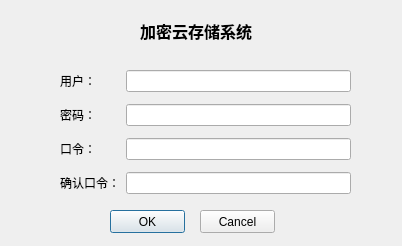
Above: CloudSys_Qt/login.ui from songzhj/CloudSys before the change. Below: the same form after it.
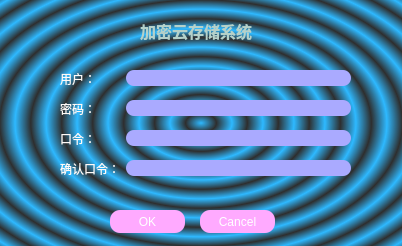
That is the form after the change.

Commit message:
修复了注册程序的BUG; 修改了一些界面元素;
修复了注册程序的客户端从服务端取返回值时会取的一次空值的BUG.
修改了登录界面UI, 添加了一些QSS样式.

```diff
--- a/CloudSys_Qt/login.ui
+++ b/CloudSys_Qt/login.ui
@@ -19,6 +19,15 @@
   <property name="windowTitle">
    <string>登录界面</string>
   </property>
+  <property name="styleSheet">
+   <string notr="true">QDialog{
+background-color: qradialgradient(spread:repeat, cx:0.5, cy:0.5, radius:0.077, fx:0.5, fy:0.5, stop:0 rgba(0, 169, 255, 147), stop:0.497326 rgba(0, 0, 0, 147), stop:1 rgba(0, 169, 255, 147));
+color:rgb(144, 254, 255);
+}
+*{
+color:rgb(255, 255, 255);
+}</string>
+  </property>
   <property name="windowFilePath">
    <string/>
   </property>
@@ -42,6 +51,12 @@
      <bold>true</bold>
     </font>
    </property>
+   <property name="layoutDirection">
+    <enum>Qt::LeftToRight</enum>
+   </property>
+   <property name="styleSheet">
+    <string notr="true">QLabel{ color:rgb(181, 209, 202)}</string>
+   </property>
    <property name="text">
     <string>加密云存储系统</string>
    </property>
@@ -64,6 +79,9 @@
     </property>
     <item row="0" column="0">
      <widget class="QLabel" name="label">
+      <property name="styleSheet">
+       <string notr="true">QLabel{color:rgb(255, 250, 247)}</string>
+      </property>
       <property name="text">
        <string>用户：</string>
       </property>
@@ -71,6 +89,15 @@
     </item>
     <item row="0" column="1">
      <widget class="QLineEdit" name="user">
+      <property name="styleSheet">
+       <string notr="true">QLineEdit{
+background-color: rgb(170, 170, 255);
+alternate-background-color: rgb(0, 0, 0);
+border-width:1px;
+border-radius:8px;
+color: rgb(255, 255, 255);
+}</string>
+      </property>
       <property name="maxLength">
        <number>20</number>
       </property>
@@ -78,6 +105,9 @@
     </item>
     <item row="1" column="0">
      <widget class="QLabel" name="label_2">
+      <property name="styleSheet">
+       <string notr="true">QLabel{color:rgb(255, 250, 247)}</string>
+      </property>
       <property name="text">
        <string>密码：</string>
       </property>
@@ -91,6 +121,15 @@
       <property name="autoFillBackground">
        <bool>false</bool>
       </property>
+      <property name="styleSheet">
+       <string notr="true">QLineEdit{
+background-color: rgb(170, 170, 255);
+alternate-background-color: rgb(0, 0, 0);
+border-width:1px;
+border-radius:8px;
+color: rgb(255, 255, 255);
+}</string>
+      </property>
       <property name="inputMethodHints">
        <set>Qt::ImhHiddenText|Qt::ImhNoAutoUppercase|Qt::ImhNoPredictiveText|Qt::ImhSensitiveData</set>
       </property>
@@ -107,6 +146,9 @@
     </item>
     <item row="2" column="0">
      <widget class="QLabel" name="label_4">
+      <property name="styleSheet">
+       <string notr="true">QLabel{color:rgb(255, 250, 247)}</string>
+      </property>
       <property name="text">
        <string>口令：</string>
       </property>
@@ -114,6 +156,15 @@
     </item>
     <item row="2" column="1">
      <widget class="QLineEdit" name="key">
+      <property name="styleSheet">
+       <string notr="true">QLineEdit{
+background-color: rgb(170, 170, 255);
+alternate-background-color: rgb(0, 0, 0);
+border-width:1px;
+border-radius:8px;
+color: rgb(255, 255, 255);
+}</string>
+      </property>
       <property name="maxLength">
        <number>20</number>
       </property>
@@ -124,6 +175,9 @@
     </item>
     <item row="3" column="0">
      <widget class="QLabel" name="label_5">
+      <property name="styleSheet">
+       <string notr="true">QLabel{color:rgb(255, 250, 247)}</string>
+      </property>
       <property name="text">
        <string>确认口令：</string>
       </property>
@@ -131,6 +185,15 @@
     </item>
     <item row="3" column="1">
      <widget class="QLineEdit" name="confirmKey">
+      <property name="styleSheet">
+       <string notr="true">QLineEdit{
+background-color: rgb(170, 170, 255);
+alternate-background-color: rgb(0, 0, 0);
+border-width:1px;
+border-radius:8px;
+color: rgb(255, 255, 255);
+}</string>
+      </property>
       <property name="maxLength">
        <number>20</number>
       </property>
@@ -153,6 +216,21 @@
    <property name="focusPolicy">
     <enum>Qt::NoFocus</enum>
    </property>
+   <property name="styleSheet">
+    <string notr="true">QPushButton{
+background-color: rgb(255, 170, 255);
+border-width:1px;
+border-radius: 10px;
+color:rgb(255, 255, 255)
+}
+
+QPushButton::pressed{
+border-width: 5px;
+border-radius: 6px;
+border-color: rgb(255, 0, 0);
+background-color: rgb(255, 0, 0);
+}</string>
+   </property>
    <property name="text">
     <string>Cancel</string>
    </property>
@@ -166,6 +244,21 @@
      <height>23</height>
     </rect>
    </property>
+   <property name="styleSheet">
+    <string notr="true">QPushButton{
+background-color: rgb(255, 170, 255);
+border-width:1px;
+border-radius: 10px;
+color:rgb(255, 255, 255)
+}
+
+QPushButton::pressed{
+border-width: 5px;
+border-radius: 6px;
+border-color: rgb(0, 0, 0);
+background-color: rgb(0, 0, 0);
+}</string>
+   </property>
    <property name="text">
     <string>OK</string>
    </property>
```
The commit also changes 5 other files.
